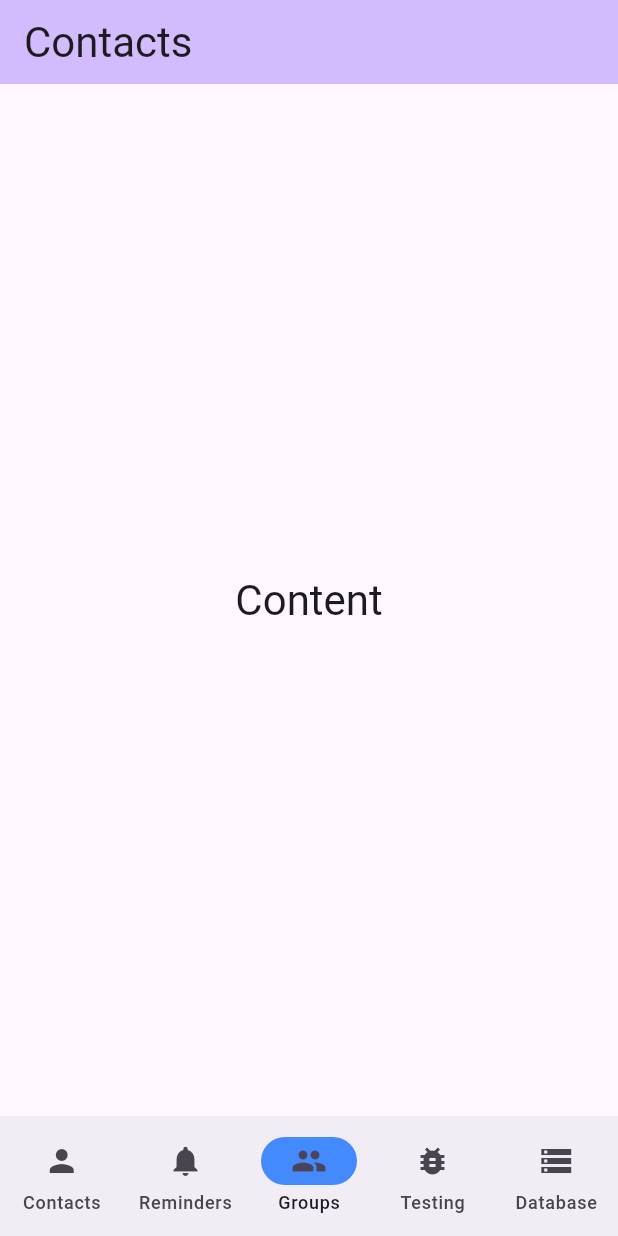
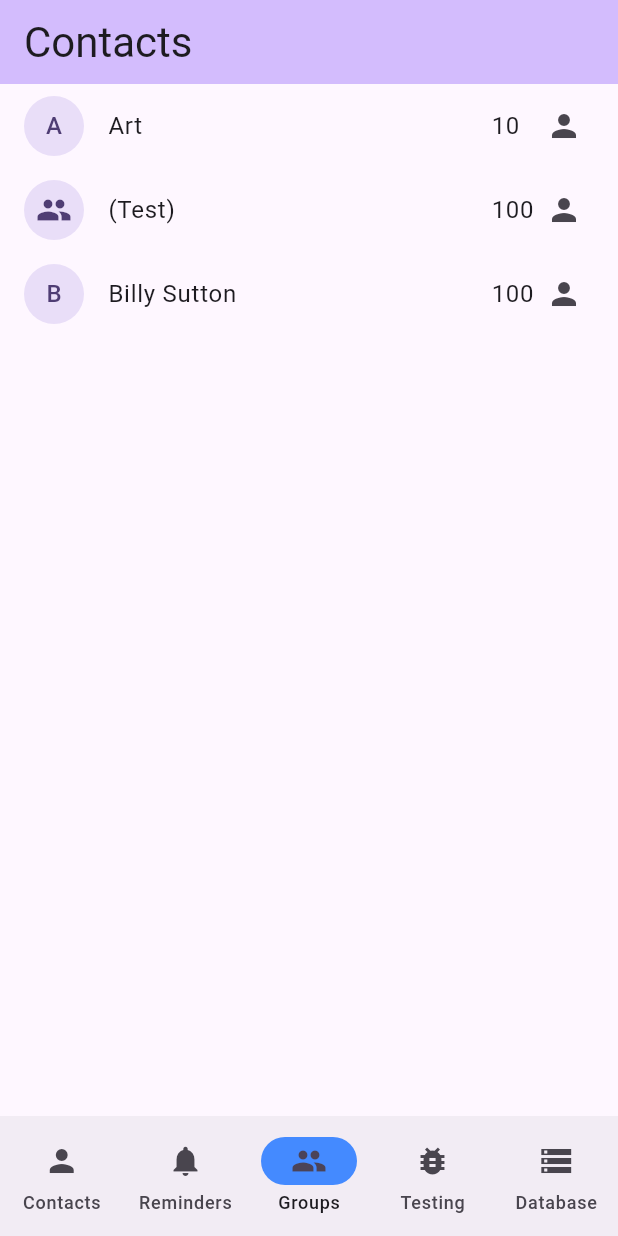
Before and after one commit to RaySandhu/FriendlyReminders, a Flutter app: the screen it shows after launch, item 3 of the bottom bar chosen, on a phone screen of 412 x 824 dp. Run offline on Flutter 3.47's test engine with Material 3 defaults, Android fonts, the phone set to English and light mode, and no system bars.

Commit message:
Finished Group and Contact Cards

```diff
--- a/lib/screens/GroupScreen.dart
+++ b/lib/screens/GroupScreen.dart
@@ -1,4 +1,5 @@
 import 'package:flutter/material.dart';
+import 'package:friendlyreminder/widgets/GroupCard.dart';
 
 class GroupsScreen extends StatefulWidget {
   const GroupsScreen({super.key});
@@ -17,10 +18,17 @@ class _GroupsScreenState extends State<GroupsScreen> {
         backgroundColor: Theme.of(context).colorScheme.inversePrimary,
       ),
       body: SafeArea(
-        child: Center(
-            child: Text("Content",
-                style: Theme.of(context).textTheme.headlineMedium)),
-      ),
+          child: Column(
+        children: [
+          GroupCard(name: "Art", numMembers: 10, onTap: () => print("Hello")),
+          GroupCard(
+              name: "(Test)", numMembers: 100, onTap: () => print("Hello")),
+          GroupCard(
+              name: "Billy Sutton",
+              numMembers: 100,
+              onTap: () => print("Hello")),
+        ],
+      )),
     );
   }
 }
--- /dev/null
+++ b/lib/widgets/GroupCard.dart
@@ -0,0 +1,45 @@
+import 'package:flutter/cupertino.dart';
+import 'package:flutter/material.dart';
+import 'package:flutter/widgets.dart';
+
+class GroupCard extends StatelessWidget {
+  const GroupCard(
+      {super.key,
+      required this.name,
+      required this.numMembers,
+      required this.onTap});
+  final String name;
+  final int numMembers;
+  final VoidCallback onTap;
+
+  bool isAlpha(String str) {
+    return RegExp(r'^[a-zA-Z]+$').hasMatch(str);
+  }
+
+  @override
+  Widget build(BuildContext context) {
+    return ListTile(
+      leading: CircleAvatar(
+        backgroundColor: Theme.of(context).colorScheme.secondaryContainer,
+        child: isAlpha(name[0])
+            ? Text('${name[0].toUpperCase()}')
+            : Icon(Icons.group),
+      ),
+      title: Row(
+        children: [
+          Expanded(
+            child: Text(name),
+            flex: 6,
+          ),
+          Spacer(),
+          Expanded(
+            child: Text("${numMembers}"),
+            flex: 1,
+          ),
+          Icon(Icons.person),
+        ],
+      ),
+      onTap: onTap,
+    );
+  }
+}
```
Also changed, not shown: lib/screens/ContactScreen.dart (+11 -2 lines), lib/widgets/ContactCard.dart (+12 -6 lines).
